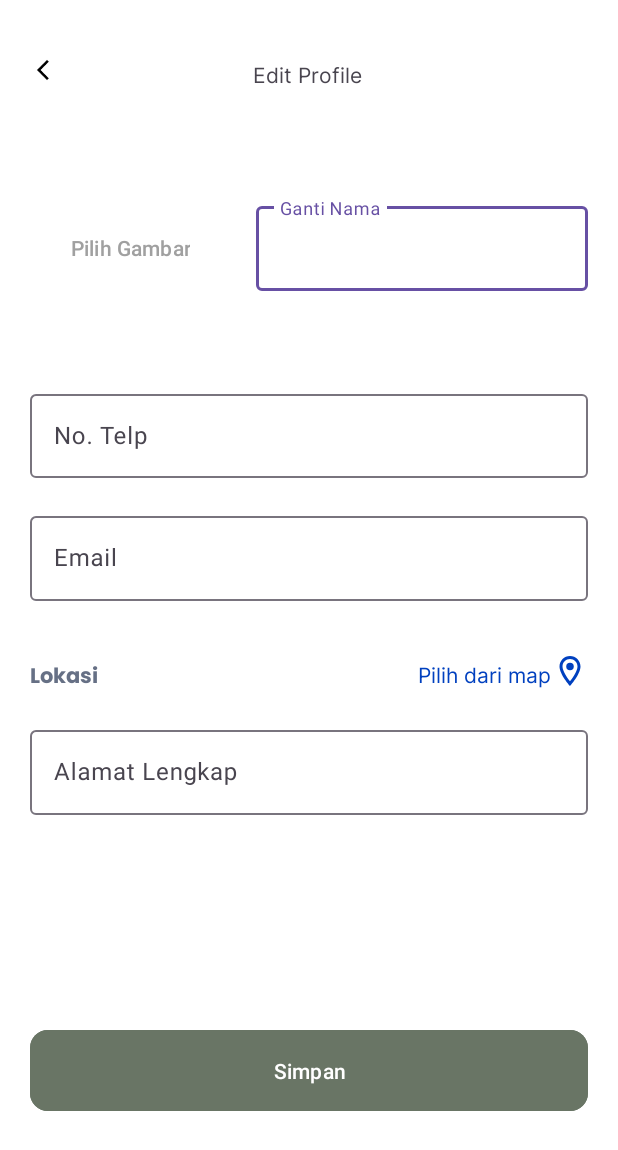
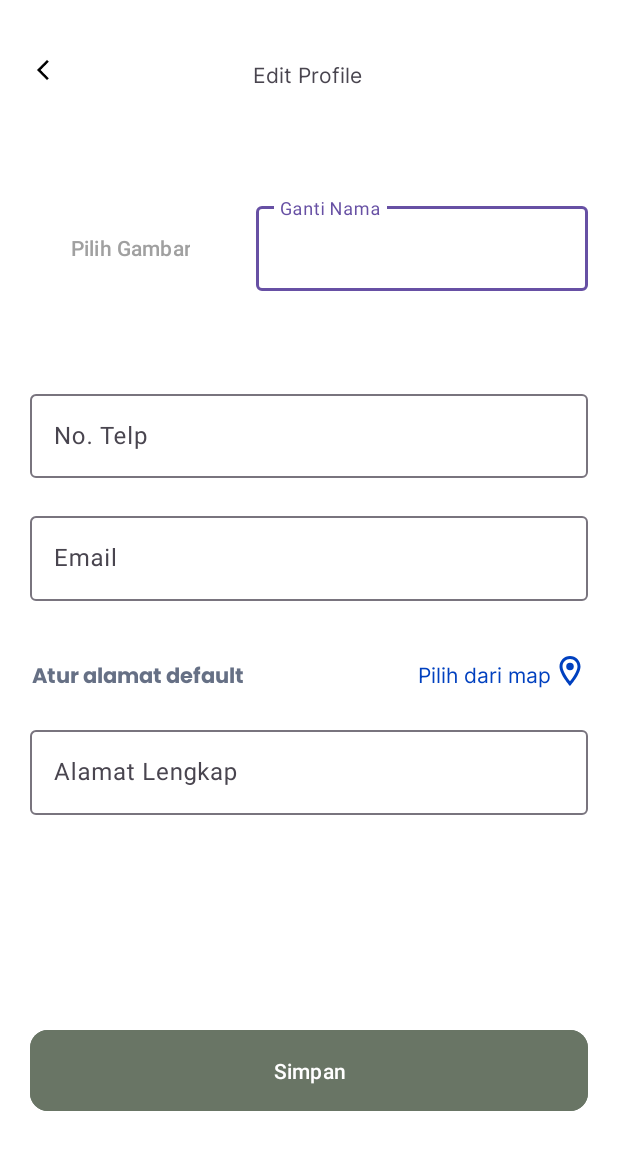
Before and after one commit to VerlyTan11/Bartems, an Android app: the EditProfileActivity screen opened directly, with no data from a screen before it, on a phone screen of 412 x 824 dp. Shown: the top 1150 px of the screen. Run offline under Robolectric (Android 15) with nearby library versions, the phone set to English and light mode, and no system bars; our stand-ins replace Firebase (no records; nobody signed in at launch, a user with empty details on screens opened directly).

Commit message:
edit edit

```diff
--- a/app/src/main/res/layout/edit_profile.xml
+++ b/app/src/main/res/layout/edit_profile.xml
@@ -139,11 +139,11 @@
         android:layout_width="wrap_content"
         android:layout_height="wrap_content"
         android:fontFamily="@font/poppins_bold"
-        android:text="Lokasi"
+        android:text="Atur alamat default"
         android:textColor="#667085"
         app:layout_constraintBottom_toBottomOf="parent"
         app:layout_constraintEnd_toStartOf="@+id/gotomap"
-        app:layout_constraintHorizontal_bias="0.086"
+        app:layout_constraintHorizontal_bias="0.156"
         app:layout_constraintStart_toStartOf="parent"
         app:layout_constraintTop_toTopOf="parent"
         app:layout_constraintVertical_bias="0.55"
--- a/app/src/main/res/layout/profile.xml
+++ b/app/src/main/res/layout/profile.xml
@@ -211,7 +211,7 @@
                 android:text="Lokasi belum diatur"
                 app:layout_constraintBottom_toBottomOf="parent"
                 app:layout_constraintEnd_toEndOf="parent"
-                app:layout_constraintHorizontal_bias="0.82"
+                app:layout_constraintHorizontal_bias="0.853"
                 app:layout_constraintStart_toStartOf="parent"
                 app:layout_constraintTop_toBottomOf="@+id/textView9"
                 app:layout_constraintVertical_bias="0.034" />
```
Also changed, not shown: app/src/main/java/com/example/bartems/EditProfileActivity.kt (+16 -5 lines).
